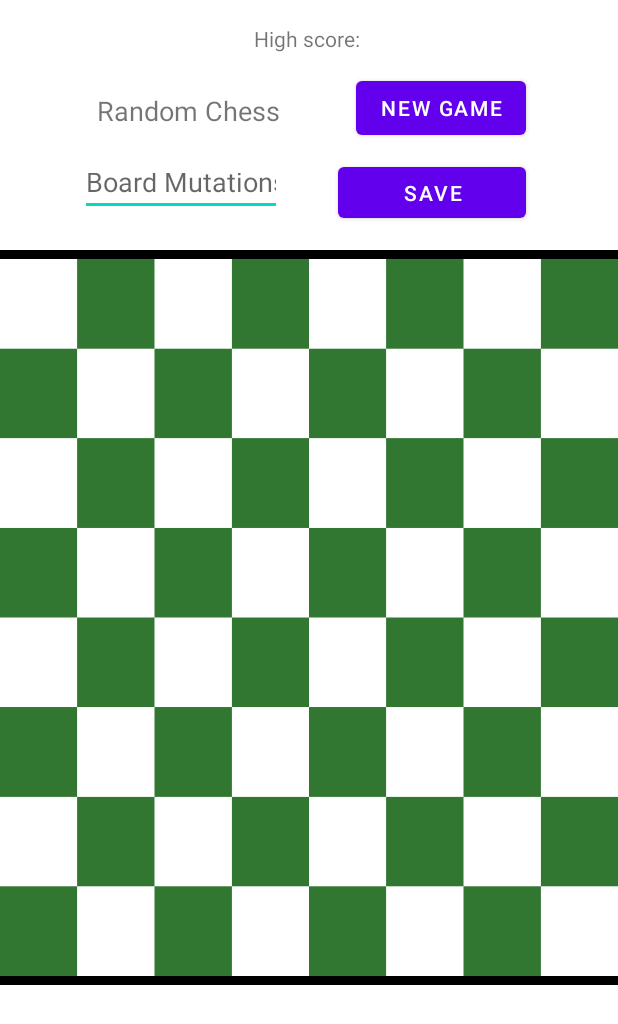
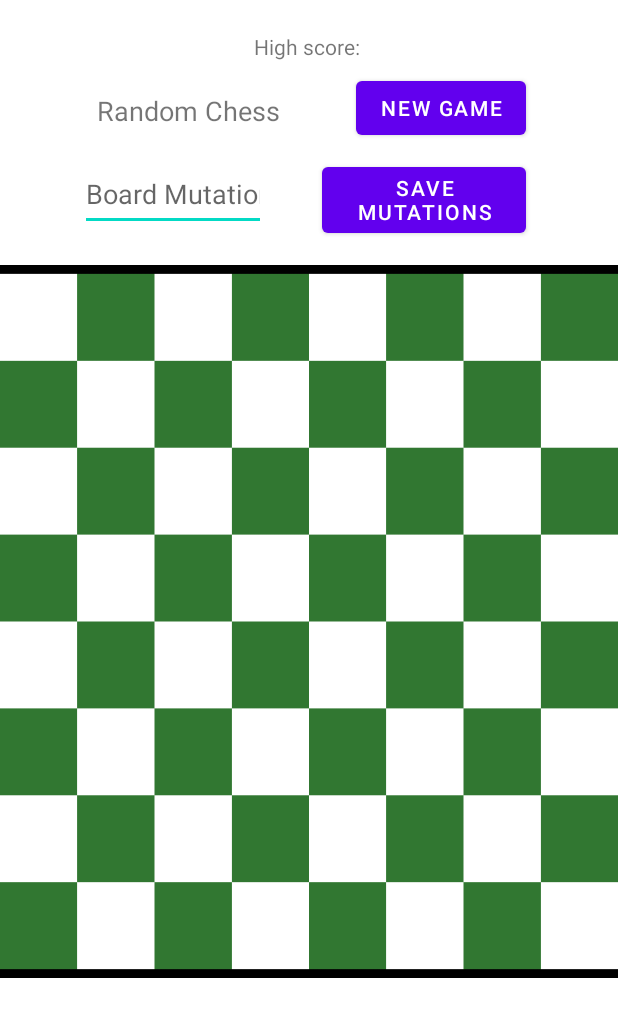
Before and after one commit to MWHunter/RandomChess, an Android app: the layout activity_main.xml on its own in the app's theme, with its tools: preview values and no code run, on a phone screen of 412 x 824 dp. Shown: the top 1024 px of the screen. Run offline under Robolectric (Android 15) with nearby library versions, the phone set to English and light mode, and no system bars.

Commit message:
Fix bug with black pawns

```diff
--- a/app/src/main/java/edu/rockvalleycollege/randomchess/MainActivity.kt
+++ b/app/src/main/java/edu/rockvalleycollege/randomchess/MainActivity.kt
@@ -439,10 +439,10 @@ class MainActivity : AppCompatActivity() {
                 }
 
                 if (inBounds(x - 1, y + 1) && pieceType[getIndex(x - 1, y + 1)] != null)
-                    moves.add(arrayOf(x - 1, y - 1))
+                    moves.add(arrayOf(x - 1, y + 1))
 
                 if (inBounds(x + 1, y + 1) && pieceType[getIndex(x + 1, y + 1)] != null)
-                    moves.add(arrayOf(x + 1, y - 1))
+                    moves.add(arrayOf(x + 1, y + 1))
             }
 
             "rook", "rook1" -> {
--- a/app/src/main/res/layout/activity_main.xml
+++ b/app/src/main/res/layout/activity_main.xml
@@ -37,11 +37,11 @@
 
     <Button
         android:id="@+id/savePreference"
-        android:layout_width="125dp"
-        android:layout_height="46dp"
+        android:layout_width="136dp"
+        android:layout_height="56dp"
         android:layout_marginEnd="61dp"
         android:layout_marginBottom="15dp"
-        android:text="Save"
+        android:text="Save Mutations"
         app:layout_constraintBottom_toTopOf="@+id/chessBoard"
         app:layout_constraintEnd_toEndOf="parent"
         app:layout_constraintStart_toEndOf="@+id/mutations"
```
